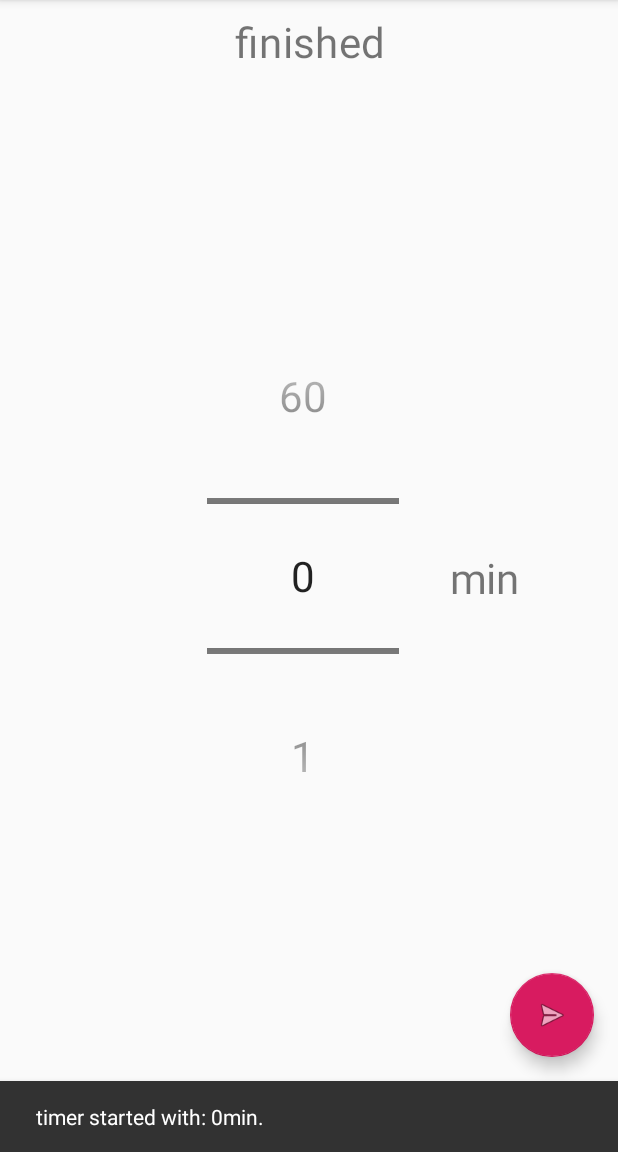
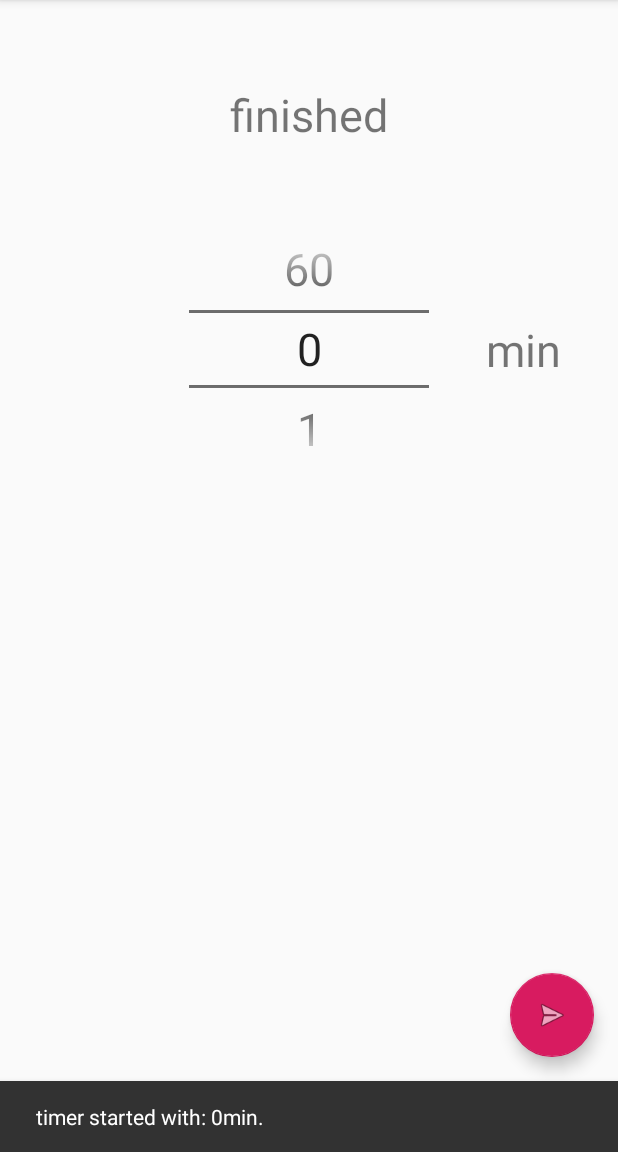
Before and after one commit to t4ce/PauseSpotify, an Android app: the screen it shows after launch (MainActivity), after a tap on an icon or button, on a phone screen of 412 x 824 dp, the part 84-1236 px from its top. Run offline under Robolectric (Android 15) with nearby library versions, the phone set to English and light mode, and no system bars; libraries missing offline, so code that uses them is left out: com.spotify.android; 2 statements that could not run were skipped.

Commit message:
Fixed rotation bug and textsize on all widgets

```diff
--- a/app/src/main/AndroidManifest.xml
+++ b/app/src/main/AndroidManifest.xml
@@ -12,7 +12,8 @@
         <activity
             android:name=".MainActivity"
             android:label="@string/app_name"
-            android:theme="@style/AppTheme.NoActionBar">
+            android:theme="@style/AppTheme.NoActionBar"
+            android:configChanges="orientation|screenSize">
             <intent-filter>
                 <action android:name="android.intent.action.MAIN" />
 
--- a/app/src/main/java/com/example/pausespotify/MainActivity.java
+++ b/app/src/main/java/com/example/pausespotify/MainActivity.java
@@ -1,6 +1,5 @@
 package com.example.pausespotify;
 
-import android.annotation.SuppressLint;
 import android.os.Bundle;
 import android.os.CountDownTimer;
 import android.support.design.widget.FloatingActionButton;
@@ -17,6 +16,8 @@ import com.spotify.android.appremote.api.ConnectionParams;
 import com.spotify.android.appremote.api.Connector;
 import com.spotify.android.appremote.api.SpotifyAppRemote;
 
+import java.util.Locale;
+
 public class MainActivity extends AppCompatActivity {
 
     private static final String CLIENT_ID = "9f1f5bb5f92a43ac804d7887c9dad3fd";
@@ -24,6 +25,16 @@ public class MainActivity extends AppCompatActivity {
     private SpotifyAppRemote mSpotifyAppRemote;
 
     CountDownTimer cdt;
+
+    @Override
+    protected void onStart() {
+        super.onStart();
+    }
+
+    @Override
+    protected void onStop() {
+        super.onStop();
+    }
 
     @Override
     protected void onCreate(Bundle savedInstanceState) {
@@ -48,11 +59,10 @@ public class MainActivity extends AppCompatActivity {
                 }
 
                 CountDownTimer cdt = new CountDownTimer(1000 * 60 * np.getValue(), 1000) {
-                    @SuppressLint("SetTextI18n")
                     public void onTick(long millisUntilFinished) {
                         long sec = millisUntilFinished / 1000;
                         long min = sec / 60;
-                        tf.setText(getString(R.string.TimeRemaining) + min + ":" + sec % 60);
+                        tf.setText(String.format(Locale.GERMAN,"%s %02d:%02d", getString(R.string.TimeRemaining), min, sec % 60));
                     }
                     public void onFinish() {
                         try {
@@ -67,12 +77,10 @@ public class MainActivity extends AppCompatActivity {
                 setCDT(cdt);
             }
         });
-        // number picker stuff
+        // number picker min/max
         np.setMinValue(0);
         np.setMaxValue(60);
-        np.setScaleX(2f);
-        np.setScaleY(2f);
-        //Gets whether the selector wheel wraps when reaching the min/max value.
+        //after end continue to scroll from beginning
         np.setWrapSelectorWheel(true);
     }
 
--- a/app/src/main/res/layout/content_main.xml
+++ b/app/src/main/res/layout/content_main.xml
@@ -8,18 +8,6 @@
     tools:context=".MainActivity"
     tools:showIn="@layout/activity_main">
 
-    <NumberPicker
-        android:id="@+id/np"
-        android:layout_width="wrap_content"
-        android:layout_height="wrap_content"
-        android:layout_marginEnd="8dp"
-        android:layout_marginRight="8dp"
-        app:layout_constraintBottom_toBottomOf="parent"
-        app:layout_constraintEnd_toEndOf="parent"
-        app:layout_constraintHorizontal_bias="0.5"
-        app:layout_constraintStart_toStartOf="parent"
-        app:layout_constraintTop_toTopOf="parent" />
-
     <TextView
         android:id="@+id/textView"
         android:layout_width="wrap_content"
@@ -28,9 +16,8 @@
         android:layout_marginLeft="8dp"
         android:layout_marginEnd="8dp"
         android:layout_marginRight="8dp"
-        android:scaleX="2"
-        android:scaleY="2"
         android:text="@string/Minute"
+        android:textSize="30sp"
         app:layout_constraintBottom_toBottomOf="@+id/np"
         app:layout_constraintEnd_toEndOf="parent"
         app:layout_constraintStart_toEndOf="@+id/np"
@@ -38,20 +25,32 @@
 
     <TextView
         android:id="@+id/tf"
-        android:scaleX="2"
-        android:scaleY="2"
         android:layout_width="wrap_content"
         android:layout_height="wrap_content"
         android:layout_marginStart="8dp"
         android:layout_marginLeft="8dp"
-        android:layout_marginTop="8dp"
+        android:layout_marginTop="56dp"
         android:layout_marginEnd="8dp"
         android:layout_marginRight="8dp"
-        android:layout_marginBottom="8dp"
-        app:layout_constraintBottom_toTopOf="@+id/np"
+        android:textSize="30sp"
         app:layout_constraintEnd_toEndOf="parent"
         app:layout_constraintStart_toStartOf="parent"
-        app:layout_constraintTop_toTopOf="parent"
-        app:layout_constraintVertical_bias="0.037" />
+        app:layout_constraintTop_toTopOf="parent" />
+
+    <NumberPicker
+        android:id="@+id/np"
+        android:theme="@style/NumberPickerText"
+        android:layout_width="160dp"
+        android:layout_height="160dp"
+        android:layout_marginStart="8dp"
+        android:layout_marginLeft="8dp"
+        android:layout_marginTop="56dp"
+        android:layout_marginEnd="8dp"
+        android:layout_marginRight="8dp"
+        android:ems="10"
+        android:inputType="number"
+        app:layout_constraintEnd_toEndOf="parent"
+        app:layout_constraintStart_toStartOf="parent"
+        app:layout_constraintTop_toBottomOf="@+id/tf" />
 
 </android.support.constraint.ConstraintLayout>
--- a/app/src/main/res/values/styles.xml
+++ b/app/src/main/res/values/styles.xml
@@ -17,4 +17,8 @@
 
     <style name="AppTheme.PopupOverlay" parent="ThemeOverlay.AppCompat.Light" />
 
+    <style name="NumberPickerText">
+        <item name="android:textSize">30sp</item>
+    </style>
+
 </resources>
```
